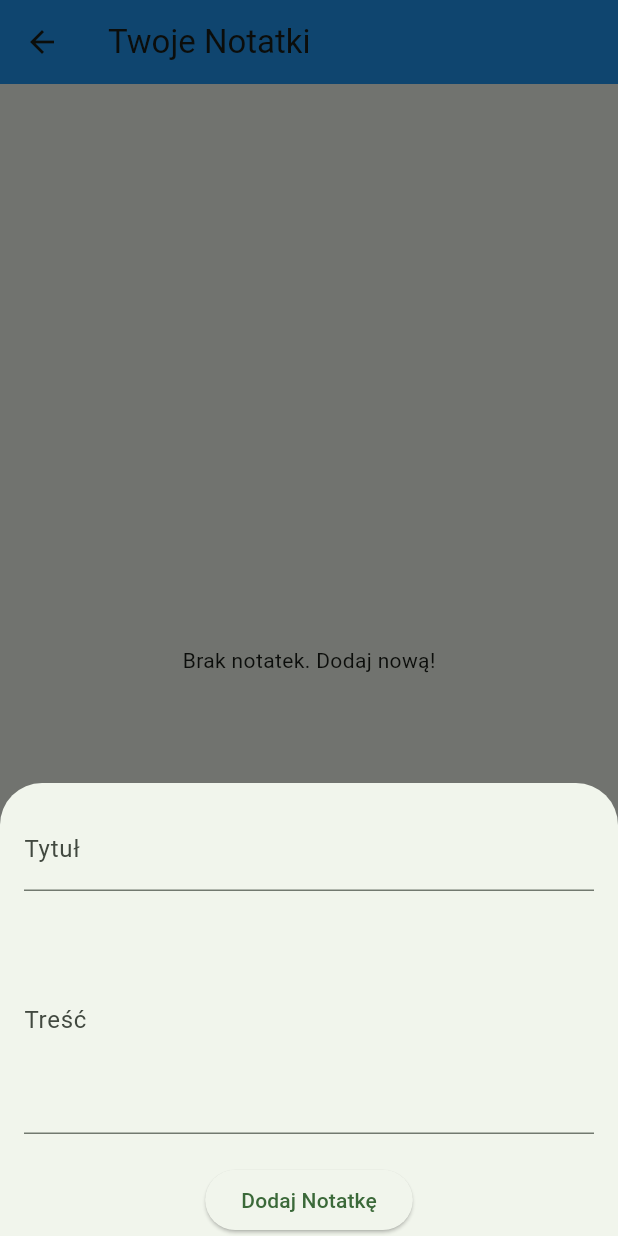
After one commit to kxcperdev/smartstudent_app, a Flutter app: the EkranNotatki screen opened directly, after a tap on the "add" icon, on a phone screen of 412 x 824 dp. The commit adds this screen. Run offline on Flutter 3.47's test engine with Material 3 defaults, Android fonts, the phone set to English and light mode, and no system bars; our stand-ins replace cloud_firestore, firebase_auth, firebase_core, google_sign_in, shared_preferences; accounts and stored records are empty.

Commit message:
Dodano ekran notatek

```diff
--- /dev/null
+++ b/lib/ekran_notatki.dart
@@ -0,0 +1,215 @@
+import 'package:flutter/material.dart';
+import 'package:firebase_auth/firebase_auth.dart';
+import 'package:cloud_firestore/cloud_firestore.dart';
+
+class EkranNotatki extends StatefulWidget {
+  @override
+  _EkranNotatkiState createState() => _EkranNotatkiState();
+}
+
+class _EkranNotatkiState extends State<EkranNotatki> {
+  final TextEditingController _tytulController = TextEditingController();
+  final TextEditingController _trescController = TextEditingController();
+  List<Map<String, dynamic>> _notatki = [];
+
+  @override
+  void initState() {
+    super.initState();
+    _zaladujNotatki();
+  }
+
+  Future<void> _zaladujNotatki() async {
+    try {
+      final user = FirebaseAuth.instance.currentUser;
+      if (user != null) {
+        final snapshot = await FirebaseFirestore.instance
+            .collection('notatki')
+            .where('userId', isEqualTo: user.uid)
+            .orderBy('timestamp', descending: true)
+            .get();
+
+        setState(() {
+          _notatki = snapshot.docs.map((doc) => {
+            'id': doc.id,
+            'tytul': doc['tytul'] as String,
+            'tresc': doc['tresc'] as String
+          }).toList();
+        });
+      }
+    } catch (e) {
+      print("Błąd ładowania notatek: $e");
+    }
+  }
+
+  Future<void> _zapiszNotatke() async {
+    try {
+      String tytul = _tytulController.text.trim();
+      String tresc = _trescController.text.trim();
+      final user = FirebaseAuth.instance.currentUser;
+
+      if (tytul.isEmpty || tresc.isEmpty || user == null) {
+        return;
+      }
+
+      await FirebaseFirestore.instance.collection('notatki').add({
+        'userId': user.uid,
+        'tytul': tytul,
+        'tresc': tresc,
+        'timestamp': FieldValue.serverTimestamp()
+      });
+
+      _tytulController.clear();
+      _trescController.clear();
+      _zaladujNotatki();
+    } catch (e) {
+      print("Błąd zapisu notatki: $e");
+    }
+  }
+
+  Future<void> _edytujNotatke(String id, String tytul, String tresc) async {
+    try {
+      await FirebaseFirestore.instance.collection('notatki').doc(id).update({
+        'tytul': tytul,
+        'tresc': tresc,
+      });
+      _zaladujNotatki();
+    } catch (e) {
+      print("Błąd edycji notatki: $e");
+    }
+  }
+
+  Future<void> _usunNotatke(String id) async {
+    try {
+      await FirebaseFirestore.instance.collection('notatki').doc(id).delete();
+      _zaladujNotatki();
+    } catch (e) {
+      print("Błąd usuwania notatki: $e");
+    }
+  }
+
+  void _pokazOknoEdycji(String id, String aktualnyTytul, String aktualnaTresc) {
+    _tytulController.text = aktualnyTytul;
+    _trescController.text = aktualnaTresc;
+    showModalBottomSheet(
+      context: context,
+      isScrollControlled: true,
+      builder: (context) {
+        return Padding(
+          padding: EdgeInsets.only(bottom: MediaQuery.of(context).viewInsets.bottom, top: 16, left: 16, right: 16),
+          child: Column(
+            mainAxisSize: MainAxisSize.min,
+            children: [
+              TextField(
+                controller: _tytulController,
+                decoration: InputDecoration(labelText: "Tytuł"),
+              ),
+              SizedBox(height: 10),
+              TextField(
+                controller: _trescController,
+                decoration: InputDecoration(labelText: "Treść"),
+                maxLines: 5,
+                keyboardType: TextInputType.multiline,
+              ),
+              SizedBox(height: 20),
+              ElevatedButton(
+                onPressed: () {
+                  _edytujNotatke(id, _tytulController.text.trim(), _trescController.text.trim());
+                  Navigator.pop(context);
+                },
+                child: Text("Zapisz zmiany"),
+              )
+            ],
+          ),
+        );
+      },
+    );
+  }
+
+  void _pokazOknoDodawania() {
+    _tytulController.clear();
+    _trescController.clear();
+    showModalBottomSheet(
+      context: context,
+      isScrollControlled: true,
+      builder: (context) {
+        return Padding(
+          padding: EdgeInsets.only(bottom: MediaQuery.of(context).viewInsets.bottom, top: 16, left: 16, right: 16),
+          child: Column(
+            mainAxisSize: MainAxisSize.min,
+            children: [
+              TextField(
+                controller: _tytulController,
+                decoration: InputDecoration(labelText: "Tytuł"),
+              ),
+              SizedBox(height: 10),
+              TextField(
+                controller: _trescController,
+                decoration: InputDecoration(labelText: "Treść"),
+                maxLines: 5,
+                keyboardType: TextInputType.multiline,
+              ),
+              SizedBox(height: 20),
+              ElevatedButton(
+                onPressed: () {
+                  _zapiszNotatke();
+                  Navigator.pop(context);
+                },
+                child: Text("Dodaj Notatkę"),
+              )
+            ],
+          ),
+        );
+      },
+    );
+  }
+
+  @override
+  Widget build(BuildContext context) {
+    return Scaffold(
+      appBar: AppBar(
+        title: Text("Twoje Notatki"),
+        backgroundColor: Colors.blue,
+      ),
+      body: Padding(
+        padding: EdgeInsets.all(16),
+        child: _notatki.isEmpty
+            ? Center(child: Text("Brak notatek. Dodaj nową!"))
+            : ListView.builder(
+          itemCount: _notatki.length,
+          itemBuilder: (context, index) {
+            final notatka = _notatki[index];
+            return Card(
+              color: Colors.blue[100],
+              shape: RoundedRectangleBorder(borderRadius: BorderRadius.circular(10)),
+              child: ListTile(
+                title: Text(
+                  notatka['tytul']!,
+                  style: TextStyle(fontWeight: FontWeight.bold),
+                ),
+                subtitle: Text(notatka['tresc']!),
+                trailing: Row(
+                  mainAxisSize: MainAxisSize.min,
+                  children: [
+                    IconButton(
+                      icon: Icon(Icons.edit, color: Colors.green),
+                      onPressed: () => _pokazOknoEdycji(notatka['id']!, notatka['tytul']!, notatka['tresc']!),
+                    ),
+                    IconButton(
+                      icon: Icon(Icons.delete, color: Colors.red),
+                      onPressed: () => _usunNotatke(notatka['id']!),
+                    ),
+                  ],
+                ),
+              ),
+            );
+          },
+        ),
+      ),
+      floatingActionButton: FloatingActionButton(
+        backgroundColor: Colors.blue,
+        onPressed: _pokazOknoDodawania,
+        child: Icon(Icons.add),
+      ),
+    );
+  }
+}
--- a/pubspec.yaml
+++ b/pubspec.yaml
@@ -38,6 +38,9 @@ dependencies:
   firebase_auth: ^5.4.2
   google_sign_in: ^6.2.2
   shared_preferences: ^2.5.1
+  cloud_firestore: ^5.6.3
+  path_provider: ^2.1.5
+  share_plus: ^10.1.4
 
 dev_dependencies:
   flutter_test:
```
Also changed, not shown: lib/ekran_glowny.dart (+12 -3 lines), pubspec.lock, 2 other files.
